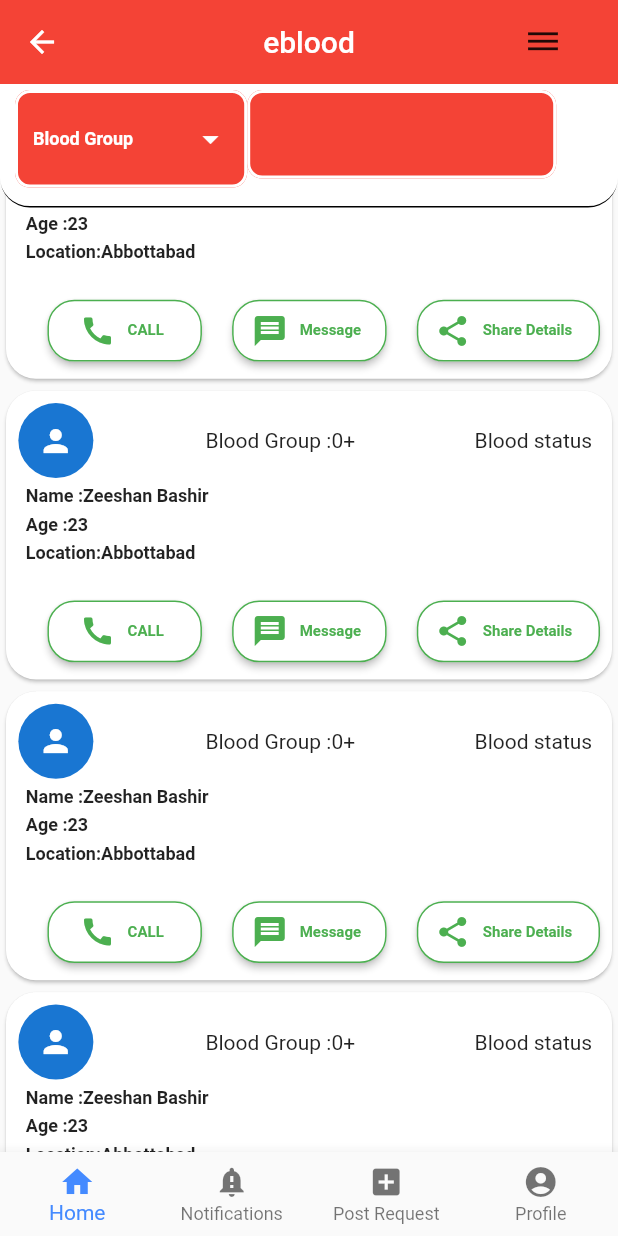
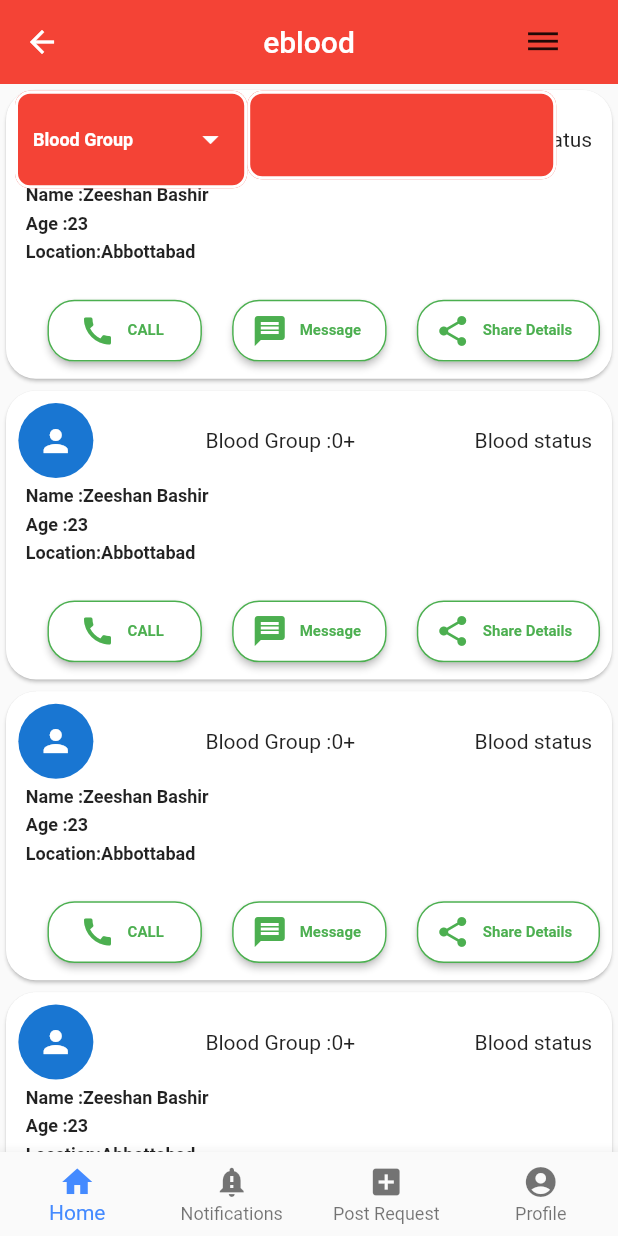
Before and after one commit to zee404/Flutter-projects, a Flutter app: the HomeScreen screen opened directly, on a phone screen of 412 x 824 dp. Run offline on Flutter 3.47's test engine with Material 2 defaults, Android fonts, the phone set to English and light mode, and no system bars; our stand-ins replace date_format, firebase_auth; missing offline and left inert: flutter_google_places, geocoder, google_maps_webservice; accounts and stored records are empty.

Commit message:
E-Blood
Update 1.12

```diff
--- a/e_blood/lib/screens/home/HomeScren.dart
+++ b/e_blood/lib/screens/home/HomeScren.dart
@@ -1,7 +1,9 @@
 import 'package:e_blood/screens/home/home.dart';
 import 'package:e_blood/screens/profile/profile.dart';
 import 'package:flutter/material.dart';
+import 'package:e_blood/screens/notification/notification.dart';
 
+import 'home.dart';
 class HomeScreen extends StatefulWidget {
   @override
   _HomeScreenState createState() => _HomeScreenState();
@@ -18,7 +20,7 @@ class _HomeScreenState extends State<HomeScreen> {
 
   final List<Widget> pages = [
     Home(),
-    Home(),
+    NotificationScreen(),
     Profile(),
     Profile(),
   ];
--- a/e_blood/lib/screens/home/home.dart
+++ b/e_blood/lib/screens/home/home.dart
@@ -33,7 +33,9 @@ class _HomeState extends State<Home> {
             onPressed: () {
               Navigator.push(
                 context,
-                MaterialPageRoute(builder: (context) => Profile()),
+                MaterialPageRoute(
+                  builder: (context) => Profile(),
+                ),
               );
             },
           )
@@ -44,11 +46,12 @@ class _HomeState extends State<Home> {
           DonorList(),
           Container(
             decoration: BoxDecoration(
-                color: Colors.white,
-                borderRadius: BorderRadius.only(
-                  bottomLeft: Radius.circular(20.0),
-                  bottomRight: Radius.circular(20.0),
-                )),
+              // color: Colors.red,
+              borderRadius: BorderRadius.only(
+                bottomLeft: Radius.circular(20.0),
+                bottomRight: Radius.circular(20.0),
+              ),
+            ),
             child: FilterSearch(),
           ),
         ],
--- a/e_blood/lib/widgets/filter.dart
+++ b/e_blood/lib/widgets/filter.dart
@@ -42,18 +42,6 @@ class _FilterSearchState extends State<FilterSearch> {
     final deviceSize = MediaQuery.of(context).size;
     return Container(
       height: deviceSize.height * 0.10,
-      decoration: BoxDecoration(
-        borderRadius: BorderRadius.only(
-          bottomLeft: Radius.circular(20.0),
-          bottomRight: Radius.circular(20.0),
-        ),
-        border: Border(
-          bottom: BorderSide(
-            color: Colors.black,
-            width: 1.0,
-          ),
-        ),
-      ),
       child: Row(
         children: <Widget>[
           Container(
@@ -70,16 +58,19 @@ class _FilterSearchState extends State<FilterSearch> {
                   style: TextStyle(
                     fontSize: 12.0,
                     fontWeight: FontWeight.bold,
-                      color: Colors.white),
+                    color: Colors.white,
+                  ),
                 ),
                 value: _currentSugars,
                 items: bloodGroupsList.map((bloodType) {
                   return DropdownMenuItem(
                     value: bloodType,
-                    child: Text(bloodType,
+                    child: Text(
+                      bloodType,
                       style: TextStyle(
                         fontSize: 15.0,
-                        )),
+                      ),
+                    ),
                   );
                 }).toList(),
                 onChanged: (val) => setState(() => _currentSugars = val),
@@ -99,7 +90,8 @@ class _FilterSearchState extends State<FilterSearch> {
                     mode: Mode.overlay, // Mode.fullscreen
                     language: "fr",
                     components: [new Component(Component.country, "fr")]);
-                }),
+              },
+            ),
           )
         ],
       ),
```
Also changed, not shown: e_blood/lib/screens/notification/notification.dart (added, +57 -0 lines). Lines whose indentation alone changed are shown as unchanged.
